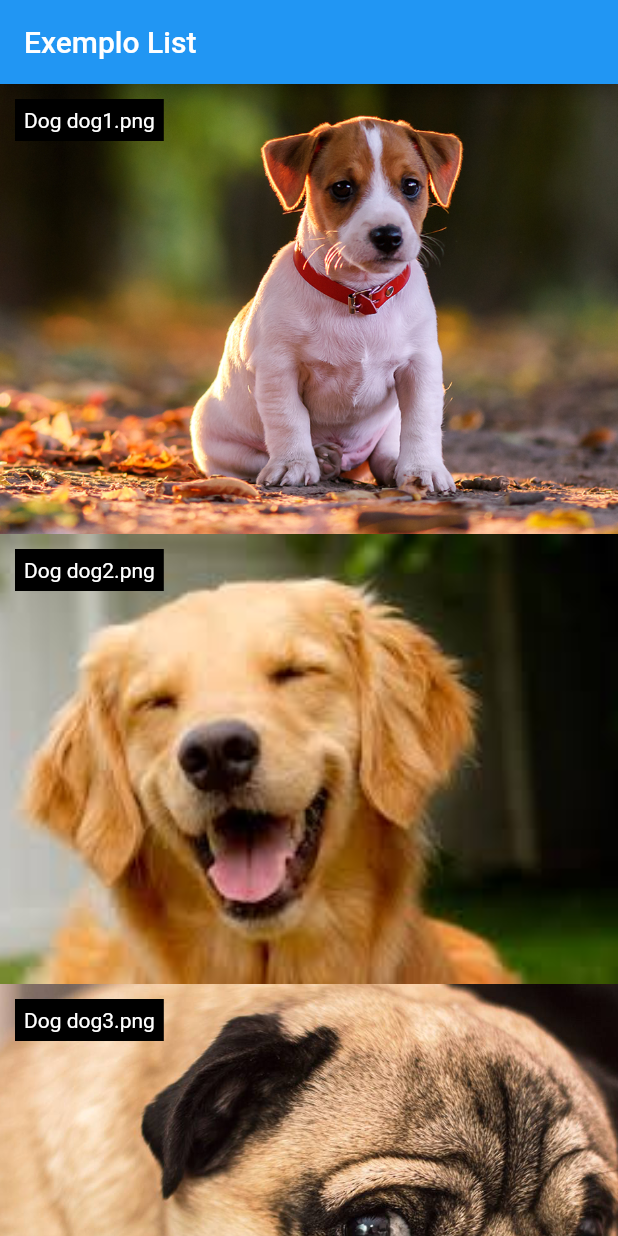
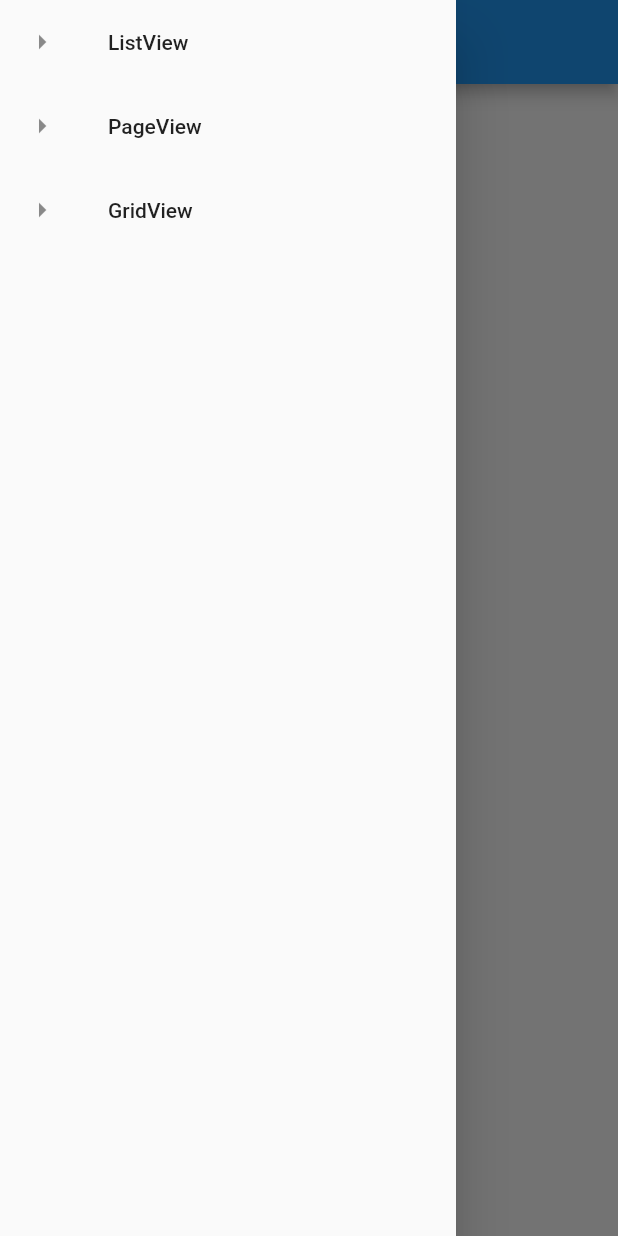
Before and after one commit to davihoffmann/flutter-app-list-example, a Flutter app: the screen it shows after launch, with the side drawer open (before the commit the screen has no drawer), on a phone screen of 412 x 824 dp. Run offline on Flutter 3.47's test engine with Material 2 defaults, Android fonts, the phone set to English and light mode, and no system bars.

Commit message:
ajustados listas

```diff
--- a/lib/home_page.dart
+++ b/lib/home_page.dart
@@ -1,4 +1,5 @@
 import 'package:flutter/material.dart';
+import 'package:flutter_app_list_example/pages/drawer_page.dart';
 
 class HomePage extends StatelessWidget {
   @override
@@ -8,43 +9,12 @@ class HomePage extends StatelessWidget {
         title: Text("Exemplo List"),
       ),
       body: _body(),
+      drawer: DrawerPage(),
     );
   }
 
   _body() {
-    return ListView(
-      children: <Widget>[
-        _img("dog1.png"),
-        _img("dog2.png"),
-        _img("dog3.png"),
-        _img("dog4.png"),
-        _img("dog5.png"),
-      ],
-    );
+    return Container();
   }
 
-  _img(String s) {
-    return Stack(
-      children: <Widget>[
-        Container(
-          height: 300,
-          child: Image.asset(
-            "assets/images/$s",
-            fit: BoxFit.cover,
-          ),
-        ),
-        Container(
-          margin: EdgeInsets.all(10),
-          padding: EdgeInsets.all(6),
-          decoration: BoxDecoration(color: Colors.black),
-          child: Text(
-            "Dog $s",
-            style: TextStyle(
-              color: Colors.white
-            ),
-          ),
-        )
-      ],
-    );
-  }
 }
--- /dev/null
+++ b/lib/pages/drawer_page.dart
@@ -0,0 +1,43 @@
+import 'package:flutter/material.dart';
+import 'package:flutter_app_list_example/pages/grid_view_example.dart';
+import 'package:flutter_app_list_example/pages/list_view_example.dart';
+import 'package:flutter_app_list_example/pages/page_view_example.dart';
+
+class DrawerPage extends StatelessWidget {
+  @override
+  Widget build(BuildContext context) {
+    return Drawer(
+      child: ListView(
+        children: <Widget>[
+          ListTile(
+            leading: Icon(Icons.arrow_right),
+            title: Text("ListView"),
+            onTap: () {
+              Navigator.push(context, MaterialPageRoute(builder: (context) {
+                return ListViewExample();
+              }));
+            },
+          ),
+          ListTile(
+            leading: Icon(Icons.arrow_right),
+            title: Text("PageView"),
+            onTap: () {
+              Navigator.push(context, MaterialPageRoute(builder: (context) {
+                return PageViewExample();
+              }));
+            },
+          ),
+          ListTile(
+            leading: Icon(Icons.arrow_right),
+            title: Text("GridView"),
+            onTap: () {
+              Navigator.push(context, MaterialPageRoute(builder: (context) {
+                return GridViewExample();
+              }));
+            },
+          )
+        ],
+      ),
+    );
+  }
+}
```
Also changed, not shown: lib/pages/grid_view_example.dart (added, +51 -0 lines), lib/pages/list_view_example.dart (added, +50 -0 lines), lib/pages/page_view_example.dart (added, +50 -0 lines), 1 other file.
